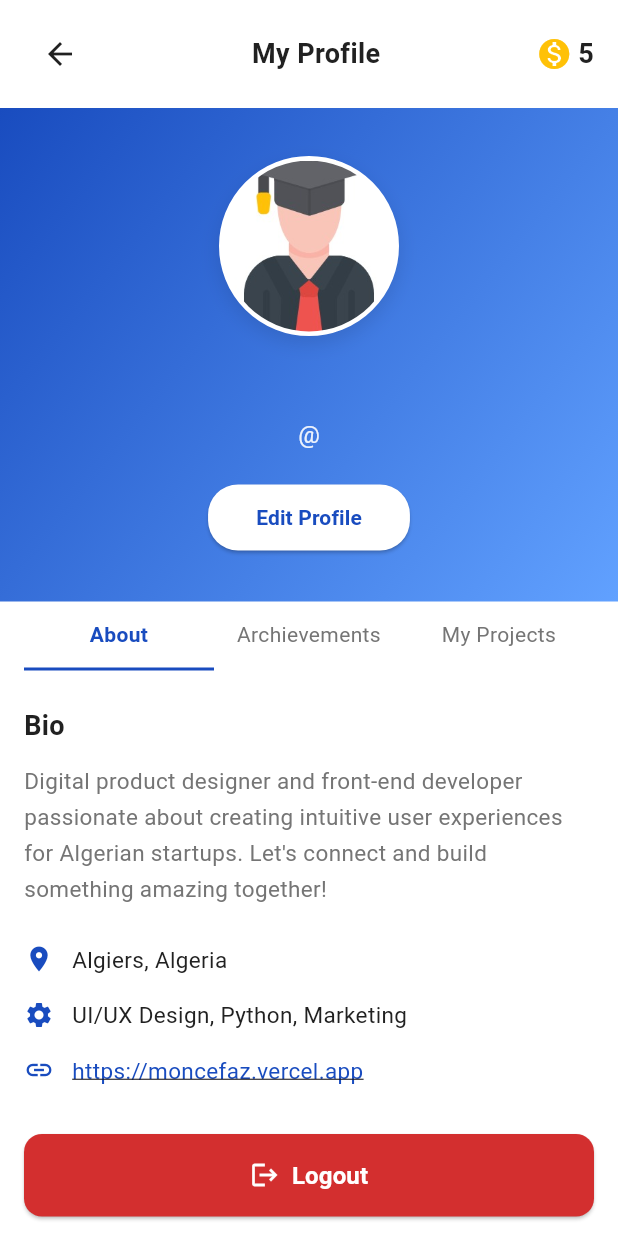
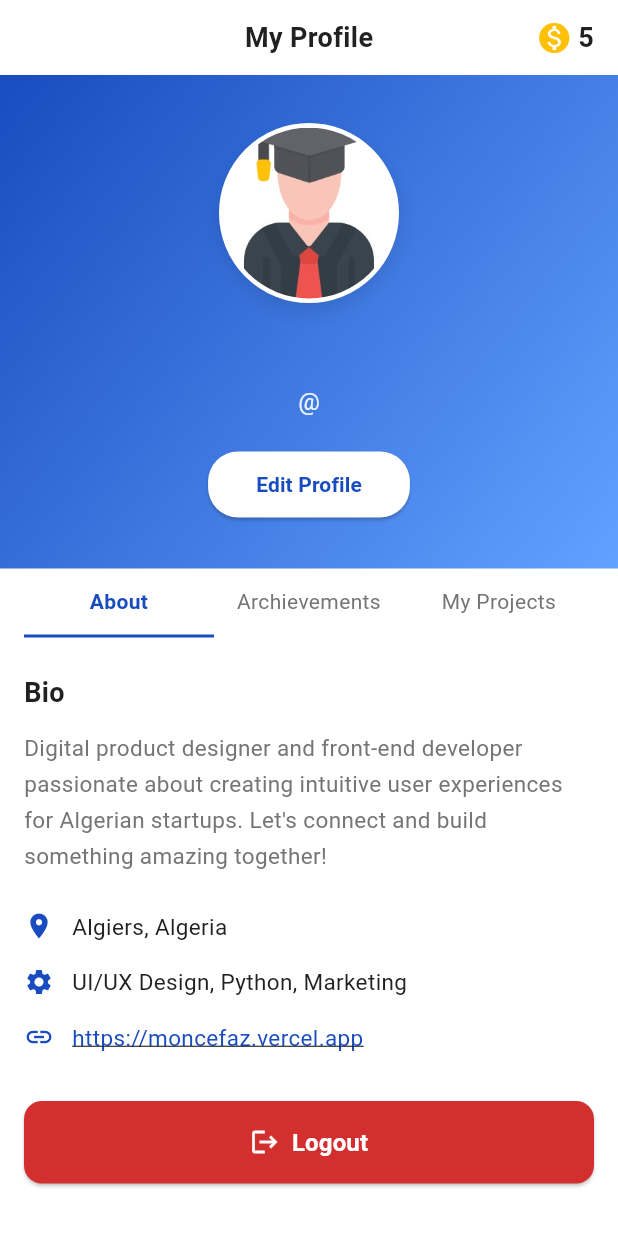
Before and after one commit to waaalidou/student_app, a Flutter app: the ProfilePage screen opened directly, on a phone screen of 412 x 824 dp. Run offline on Flutter 3.47's test engine with Material 3 defaults, Android fonts, the phone set to English and light mode, and no system bars; our stand-ins replace flutter_map, latlong2, supabase_flutter; missing offline and left inert: mobile_scanner; accounts and stored records are empty.

Commit message:
Fix hero tag conflicts and remove back button from profile page

```diff
--- a/lib/screens/opportunities/opportunities_page.dart
+++ b/lib/screens/opportunities/opportunities_page.dart
@@ -253,6 +253,7 @@ class _OpportunitiesPageState extends State<OpportunitiesPage> {
         ),
       ),
       floatingActionButton: FloatingActionButton(
+        heroTag: "opportunities_fab",
         onPressed: () {
           ScaffoldMessenger.of(
             context,
--- a/lib/screens/profile/profile_page.dart
+++ b/lib/screens/profile/profile_page.dart
@@ -61,16 +61,10 @@ class _ProfilePageState extends State<ProfilePage> {
             // Top Navigation Bar
             Padding(
               padding: const EdgeInsets.symmetric(horizontal: 16, vertical: 12),
-              child: Row(
+              child: Stack(
+                alignment: Alignment.center,
                 children: [
-                  IconButton(
-                    onPressed: () => Navigator.of(context).pop(),
-                    icon: const Icon(
-                      Icons.arrow_back,
-                      color: AppColors.textPrimary,
-                    ),
-                  ),
-                  const Spacer(),
+                  // Centered title
                   const Text(
                     'My Profile',
                     style: TextStyle(
@@ -79,9 +73,10 @@ class _ProfilePageState extends State<ProfilePage> {
                       fontWeight: FontWeight.bold,
                     ),
                   ),
-                  const Spacer(),
-                  // Points with coin icon
-                  Row(
+                  // Points with coin icon aligned to the right
+                  Align(
+                    alignment: Alignment.centerRight,
+                    child: Row(
                       mainAxisSize: MainAxisSize.min,
                       children: [
                         const Icon(
@@ -99,6 +94,7 @@ class _ProfilePageState extends State<ProfilePage> {
                           ),
                         ),
                       ],
+                    ),
                   ),
                 ],
               ),
```
Also changed, not shown: lib/screens/Home/home_content_page.dart (+5 -8 lines). Lines whose indentation alone changed are shown as unchanged.
